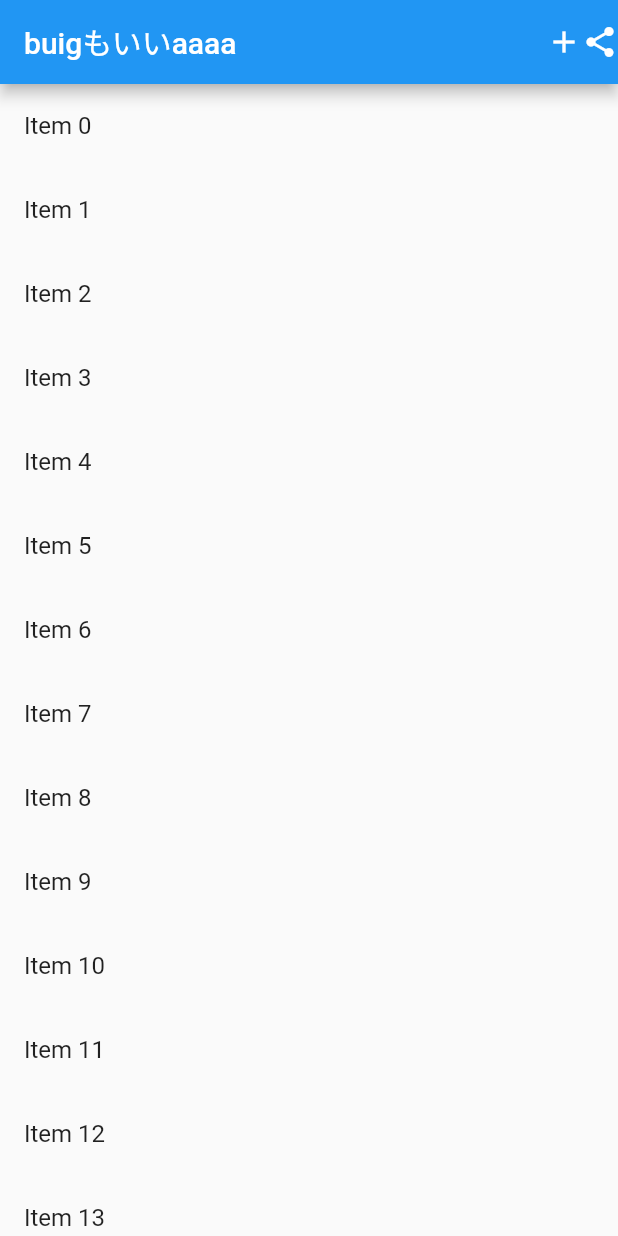
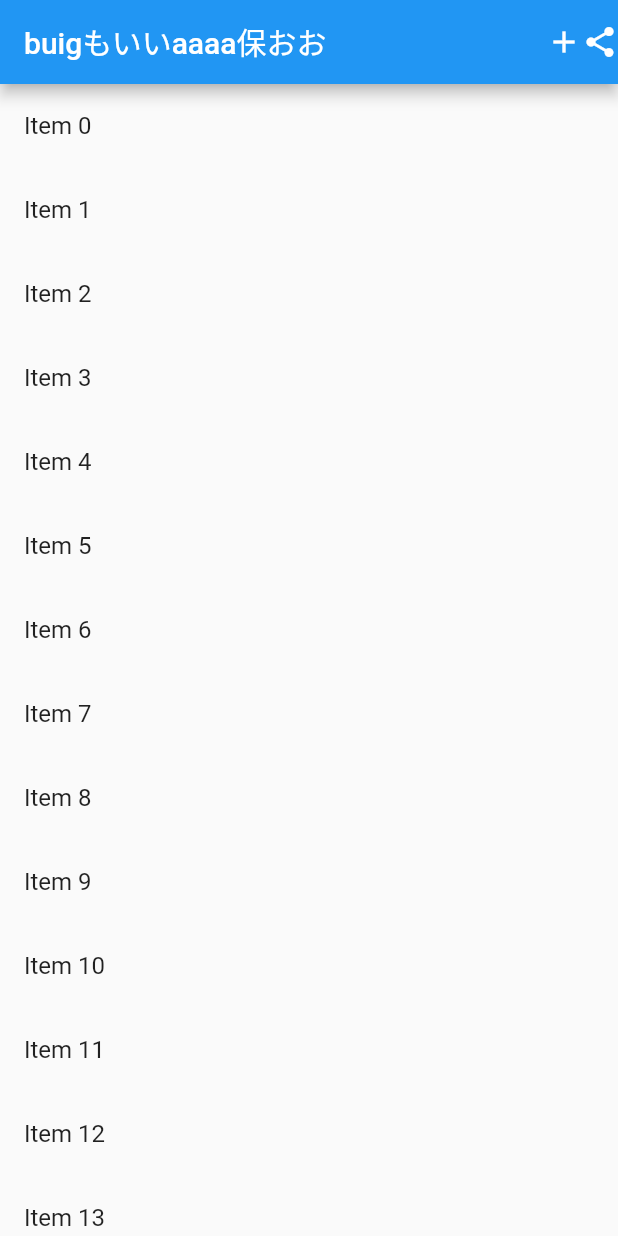
Before and after one commit to sheeeeeeeenji/youtube, a Flutter app: the screen it shows after launch, on a phone screen of 412 x 824 dp. Run offline on Flutter 3.47's test engine with Material 2 defaults, Android fonts, the phone set to English and light mode, and no system bars.

Commit message:
third commit4

```diff
--- a/lib/main.dart
+++ b/lib/main.dart
@@ -49,7 +49,7 @@ class _MyHomePageState extends State<MyHomePage> {
 
     return Scaffold(
       appBar: AppBar(
-        title: Text('buigもいいaaaa'),
+        title: Text('buigもいいaaaa保おお'),
         actions: <Widget>[Icon(Icons.add), Icon(Icons.share),],
       ),
       body: Container(
```
